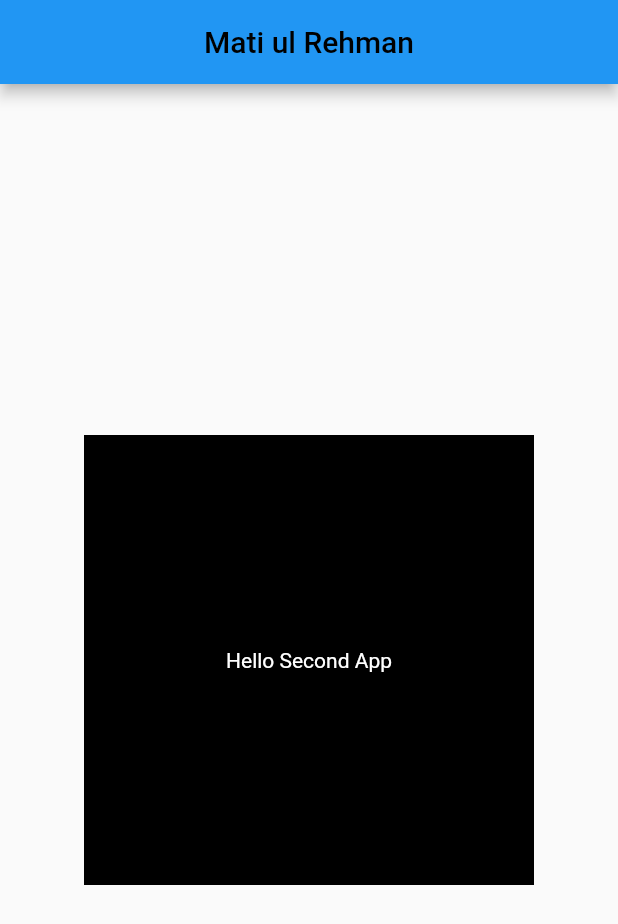
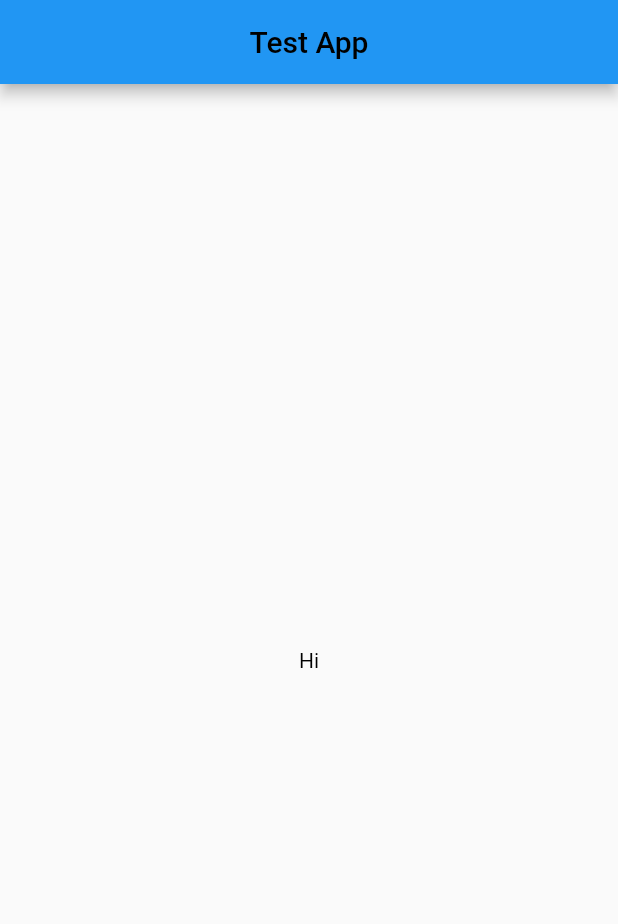
Before and after one commit to Matiz009/flutter_app, a Flutter app: the screen it shows after launch, on a phone screen of 412 x 824 dp. Shown: the top 924 px of the screen. Run offline on Flutter 3.47's test engine with Material 2 defaults, Android fonts, the phone set to English and light mode, and no system bars.

Commit message:
some changes

```diff
--- a/firstapp/lib/main.dart
+++ b/firstapp/lib/main.dart
@@ -1,10 +1,10 @@
 import 'package:flutter/material.dart';
-import 'package:firstapp/second_screen.dart';
+import 'package:firstapp/practise.dart';
 
 void main(){
   runApp(const MaterialApp(
     title: "Awesome App",
-    home: SecondScreen(),
+    home: Practise(),
   ));
 }
 
--- /dev/null
+++ b/firstapp/lib/practise.dart
@@ -0,0 +1,26 @@
+import 'package:flutter/material.dart';
+
+class Practise extends StatelessWidget {
+  const Practise({super.key});
+
+  @override
+  Widget build(BuildContext context) {
+    return Scaffold(
+      appBar: AppBar(
+        title: const Center(
+          child: Text(
+            'Test App',
+            style: TextStyle(color: Colors.black),
+          ),
+        ),
+      ),
+      body: const Center(
+          child: Text(
+            'Hi',
+            style: TextStyle(color: Colors.black),
+          )
+      ),
+
+    );
+  }
+}
```
